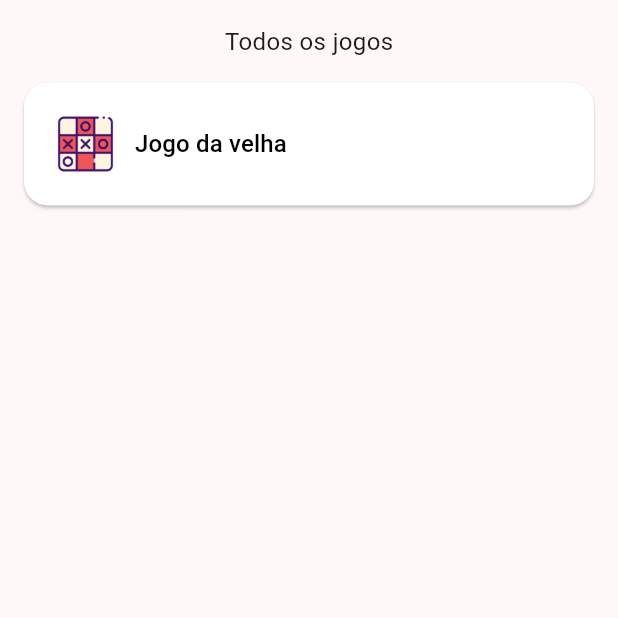
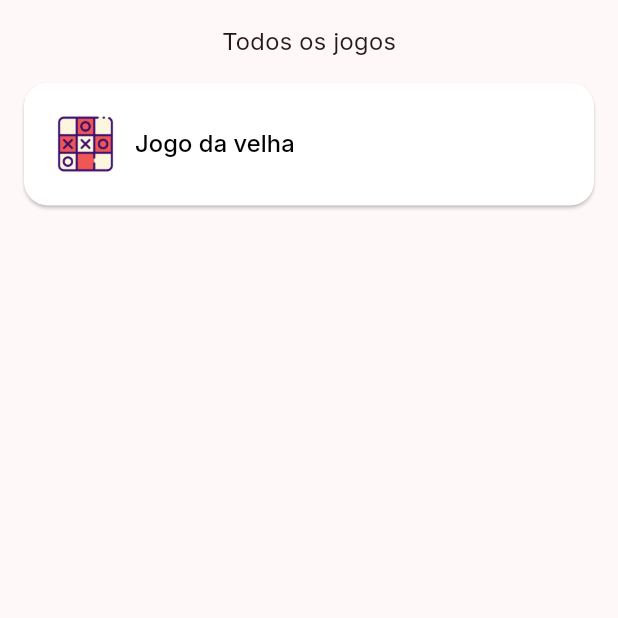
Before and after one commit to WillianMedeiros14/games_in_flutter, a Flutter app: the screen it shows after launch, after a tap on "Iniciar", on a phone screen of 412 x 824 dp, the top half of it. Run offline on Flutter 3.47's test engine with Material 3 defaults, Android fonts, the phone set to English and light mode, and no system bars.

Commit message:
feature: add font Inter

```diff
--- a/lib/features/myApp/presentation/pages/my_app.dart
+++ b/lib/features/myApp/presentation/pages/my_app.dart
@@ -19,6 +19,7 @@ class _MyAppState extends State<MyApp> {
           seedColor: Colors.black,
         ),
         useMaterial3: true,
+        fontFamily: 'Inter',
       ),
       home: const OnboardingPage(),
     );
```
Also changed, not shown: pubspec.yaml (+10 -1 lines), assets/fonts/Inter-Bold.ttf (added), assets/fonts/Inter-Medium.ttf (added), assets/fonts/Inter-Regular.ttf (added), assets/fonts/Inter-SemiBold.ttf (added).
